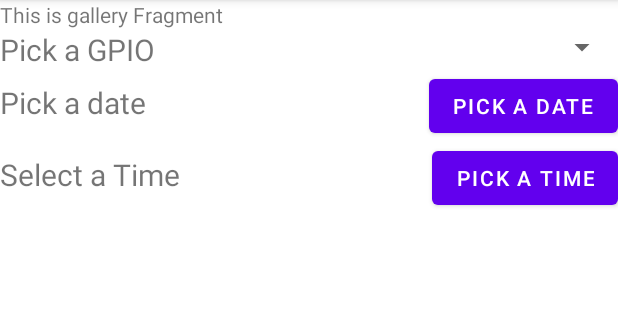
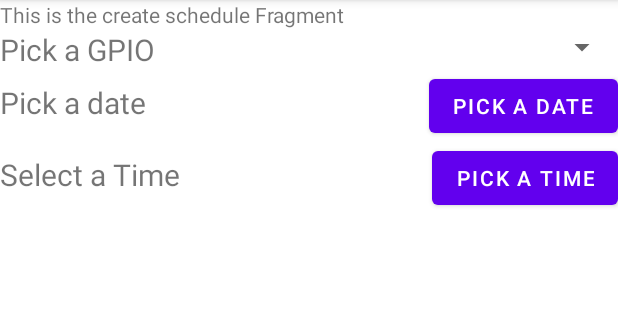
Before and after one commit to jtpunt/LightSwitch, an Android app: the fragment GalleryFragment shown on its own in the app's theme, on a phone screen of 412 x 824 dp, the part 84-404 px from its top. Run offline under Robolectric (Android 15) with nearby library versions, the phone set to English and light mode, and no system bars; our stand-ins replace Volley; 1 statement that could not run was skipped.

Commit message:
changed string value

```diff
--- a/app/src/main/java/com/example/lightswitch/ui/gallery/GalleryViewModel.kt
+++ b/app/src/main/java/com/example/lightswitch/ui/gallery/GalleryViewModel.kt
@@ -7,7 +7,7 @@ import androidx.lifecycle.ViewModel
 class GalleryViewModel : ViewModel() {
 
     private val _text = MutableLiveData<String>().apply {
-        value = "This is gallery Fragment"
+        value = "This is the create schedule Fragment"
     }
     val text: LiveData<String> = _text
 }
--- a/app/src/main/res/values/strings.xml
+++ b/app/src/main/res/values/strings.xml
@@ -8,7 +8,7 @@
     <string name="action_settings">Settings</string>
 
     <string name="menu_home">Home</string>
-    <string name="menu_gallery">Gallery</string>
+    <string name="menu_gallery">Create Schedule</string>
     <string name="menu_slideshow">Slideshow</string>
     <string name="gpio_title">Pick a GPIO</string>
     <string name="pick_date">Pick a Date</string>
```
